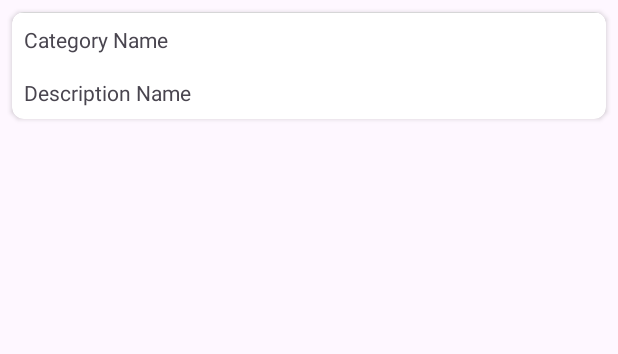
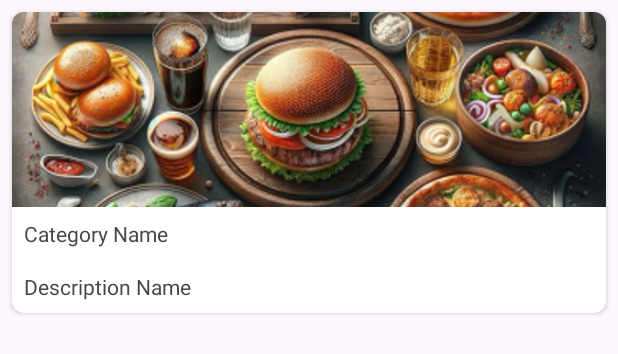
Before and after one commit to COBaOrNotCOBa/COBaRecipesApp, an Android app: the layout item_category.xml on its own in the app's theme, with its tools: preview values and no code run, on a phone screen of 412 x 824 dp. Shown: the top 354 px of the screen. Run offline under Robolectric (Android 15) with nearby library versions, the phone set to English and light mode, and no system bars.

Commit message:
RA-08 В сделал полность как в примере item_category.xml

```diff
--- a/app/src/main/res/layout/item_category.xml
+++ b/app/src/main/res/layout/item_category.xml
@@ -19,9 +19,9 @@
         <ImageView
             android:id="@+id/image_category"
             android:layout_width="match_parent"
-            android:layout_height="wrap_content"
+            android:layout_height="130dp"
             android:scaleType="centerCrop"
-            tools:src="@tools:sample/avatars">
+            tools:src="@drawable/bcg_categories">
         </ImageView>
 
         <TextView
```
